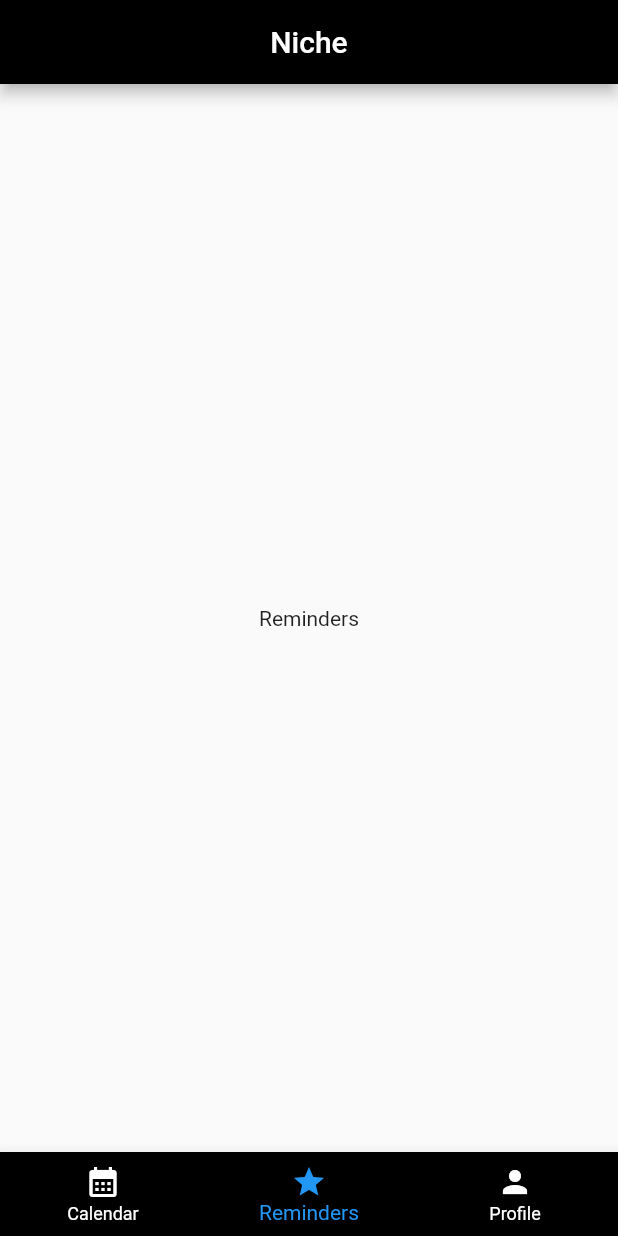
After one commit to jrojas53/Niche, a Flutter app: the screen it shows after launch, item 2 of the bottom bar chosen, on a phone screen of 412 x 824 dp. The commit adds this screen. Run offline on Flutter 3.47's test engine with Material 2 defaults, Android fonts, the phone set to English and light mode, and no system bars; our stand-ins replace table_calendar.

Commit message:
updated the code in main, home, calendar_screen and added new pages: reminders, profile. Added a new image and updated pubspec.yaml

```diff
--- /dev/null
+++ b/lib/calendar_screen.dart
@@ -0,0 +1,68 @@
+import 'package:flutter/material.dart';
+import 'package:table_calendar/table_calendar.dart';
+
+class Calendar extends StatefulWidget {
+  const Calendar({super.key});
+
+  @override
+  State<Calendar> createState() => _CalendarState();
+}
+
+class _CalendarState extends State<Calendar> {
+  CalendarFormat format = CalendarFormat.month; //Month State
+  DateTime selectedDay = DateTime.now();
+  DateTime focusedDay = DateTime.now();
+
+  @override
+  Widget build(BuildContext context) {
+    return Scaffold(
+      body: TableCalendar(
+        firstDay: DateTime.utc(2015),
+        lastDay: DateTime.utc(2035),
+        focusedDay: DateTime.now(),
+        calendarFormat: format,
+        /*Create the option to change format
+            onFormatChanged: (CalendarFormat format) {
+              setState(() {
+                format: format;
+              });
+            },*/
+        //Option to select day with taps and color customization
+        selectedDayPredicate: (day) {
+          return isSameDay(selectedDay, day);
+        },
+        onDaySelected: (DateTime selectDay, DateTime focusDay) {
+          setState(() {
+            selectedDay = selectDay;
+            focusedDay = focusDay;
+          });
+        },
+        //Calendar Style:
+        calendarStyle: const CalendarStyle(
+          isTodayHighlighted: true,
+          selectedDecoration: BoxDecoration(
+            color: Colors.purple,
+            shape: BoxShape.rectangle,
+          ),
+          selectedTextStyle: TextStyle(color: Colors.white),
+          todayDecoration: BoxDecoration(
+            color: Colors.red,
+            shape: BoxShape.rectangle,
+          ),
+          todayTextStyle: TextStyle(color: Colors.white),
+        ),
+        headerStyle: const HeaderStyle(
+          formatButtonVisible: false,
+          titleCentered: true,
+          formatButtonShowsNext: false,
+        ),
+        /*
+          const Center(
+          child: Text('Calendar Coming Soon...'),
+          */
+      ),
+      //BOTTOM NAV BAR:
+      //https://api.flutter.dev/flutter/material/BottomNavigationBar-class.html
+    );
+  }
+}
--- /dev/null
+++ b/lib/home.dart
@@ -0,0 +1,78 @@
+import 'package:flutter/material.dart';
+import 'calendar_screen.dart';
+import 'reminders_screen.dart';
+import 'profile_screen.dart';
+
+/*
+App Drawer Link: https://docs.flutter.dev/cookbook/design/drawer
+*/
+
+/*
+  void main() is the funciton that runs the application
+  MaterialApp provides HomePage functionality
+*/
+
+/*
+  HomePage extends to a statefulwidget which means that
+  the homepage is a screen that reloads with data
+  there is a menu drawer include in this page
+*/
+class HomePage extends StatefulWidget {
+  const HomePage({super.key, required String title});
+  @override
+  State<HomePage> createState() => _HomePageState();
+}
+
+class _HomePageState extends State<HomePage> {
+  int currentIndex = 0;
+
+  //States
+  final screens = [
+    const Calendar(),
+    const Reminders(),
+    const Profile(),
+  ];
+
+  void onTap(int index) {
+    setState(() {
+      currentIndex = index;
+    });
+  }
+
+  @override
+  Widget build(BuildContext context) {
+    return Scaffold(
+      appBar: AppBar(
+        title: const Text("Niche"),
+        centerTitle: true,
+        backgroundColor: Colors.black,
+      ),
+      body: screens[currentIndex],
+      //BOTTOM NAV BAR:
+      //https://api.flutter.dev/flutter/material/BottomNavigationBar-class.html
+      bottomNavigationBar: BottomNavigationBar(
+        //type: BottomNavigationBarType.fixed,
+        backgroundColor: Colors.black,
+        unselectedItemColor: Colors.white,
+        //currentIndex: currentIndex,
+        //onTap: (index) => setState(() => index),
+        onTap: onTap,
+        currentIndex: currentIndex,
+        items: const [
+          BottomNavigationBarItem(
+              icon: Icon(Icons.calendar_month),
+              label: 'Calendar',
+              backgroundColor: Colors.redAccent),
+          BottomNavigationBarItem(
+              icon: Icon(Icons.star),
+              label: 'Reminders',
+              backgroundColor: Colors.green),
+          BottomNavigationBarItem(
+              icon: Icon(Icons.person),
+              label: 'Profile',
+              backgroundColor: Colors.blue),
+        ],
+      ),
+    );
+  }
+}
--- /dev/null
+++ b/lib/reminders_screen.dart
@@ -0,0 +1,12 @@
+import 'package:flutter/material.dart';
+
+class Reminders extends StatelessWidget {
+  const Reminders({super.key});
+
+  @override
+  Widget build(BuildContext context) {
+    return const Center(
+      child: Text('Reminders'),
+    );
+  }
+}
--- a/pubspec.yaml
+++ b/pubspec.yaml
@@ -62,7 +62,8 @@ flutter:
   uses-material-design: true
 
   # To add assets to your application, add an assets section, like this:
-  # assets:
+  assets:
+    - images/sample_profile_pic.png
   #   - images/a_dot_burr.jpeg
   #   - images/a_dot_ham.jpeg
 
```
Also changed, not shown: lib/main.dart (+6 -151 lines), lib/profile_screen.dart (added, +45 -0 lines), images/sample_profile_pic.jpg (added), 1 other file.
